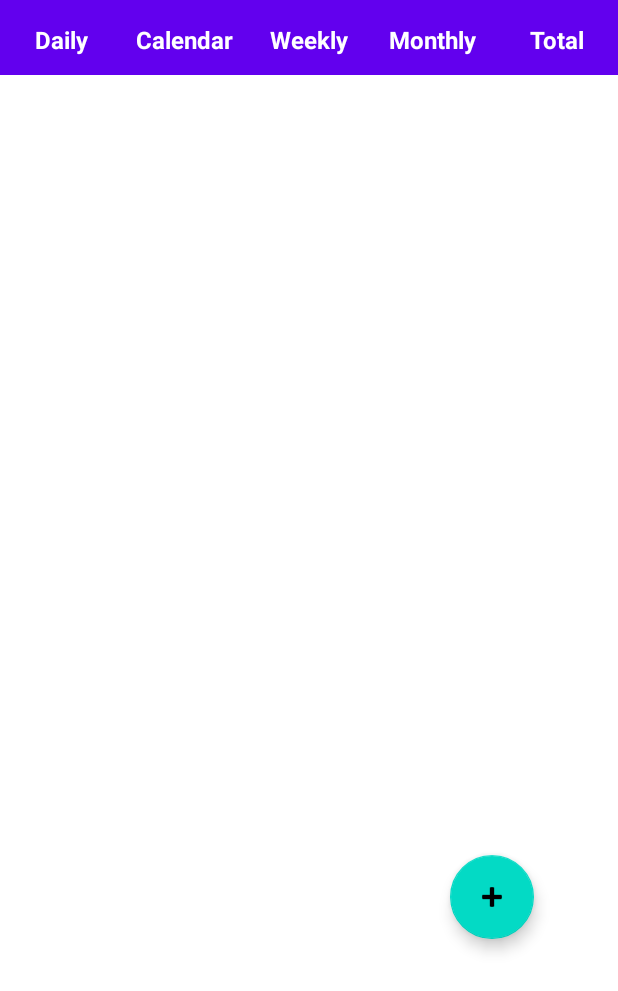
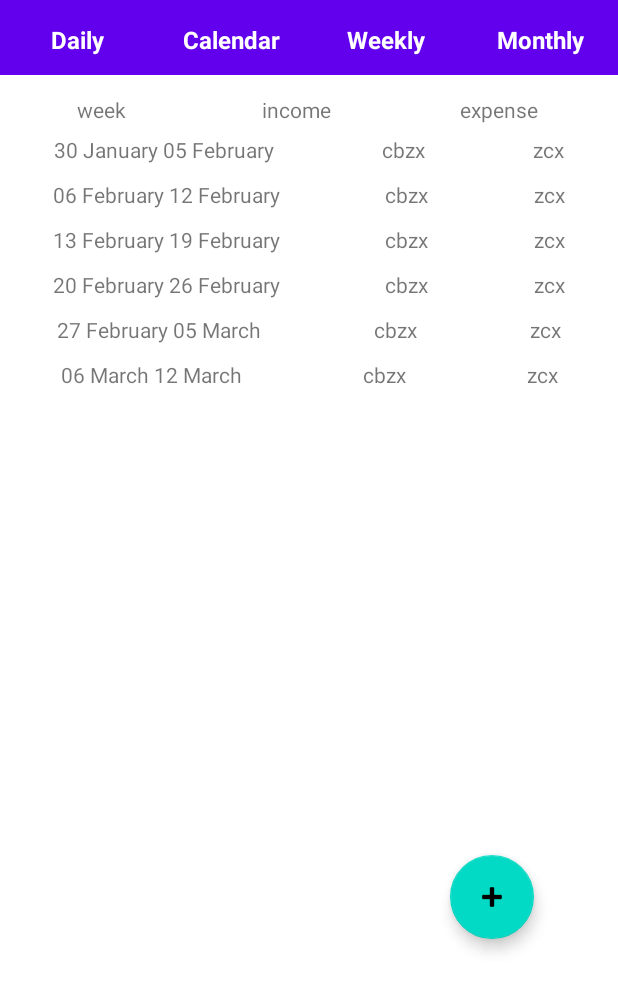
Before and after one commit to Pdahiya5033/Money-Manager, an Android app: the screen it shows after launch (MainActivity), after a tap on "Weekly", on a phone screen of 412 x 824 dp. Shown: the top 991 px of the screen. Run offline under Robolectric (Android 15) with nearby library versions, the phone set to English and light mode, and no system bars; libraries missing offline, so code that uses them is left out: com.google.firebase.crashlytics.

Commit message:
added weeks of months

```diff
--- a/app/src/main/java/com/example/moneymanager/MainActivity.java
+++ b/app/src/main/java/com/example/moneymanager/MainActivity.java
@@ -19,6 +19,8 @@ import android.widget.TextView;
 import com.google.android.material.floatingactionbutton.FloatingActionButton;
 import com.google.android.material.tabs.TabLayout;
 
+import java.time.LocalDate;
+import java.time.Month;
 import java.util.List;
 
 public class MainActivity extends AppCompatActivity {
@@ -27,20 +29,21 @@ public class MainActivity extends AppCompatActivity {
     private FloatingActionButton addBtn;
     private boolean calendarClicked=false;
     private List<DataClass> dataClassList;
-    private TextView dailyText,calendarText,weeklyText,monthlyText,totalText;
+    private LocalDate localDate;
+    private TextView dailyText,calendarText,weeklyText,monthlyText;
     @Override
     protected void onCreate(Bundle savedInstanceState) {
         super.onCreate(savedInstanceState);
         setContentView(R.layout.activity_main);
+        localDate=LocalDate.now();
         dataClassList=WriteToDB.getDB(getApplicationContext()).getDCObjDB();
         getSupportActionBar().hide();
         addBtn=findViewById(R.id.addButton);
-        mViewPager=(ViewPager) findViewById(R.id.homesrc_viewpager);
+        mViewPager=findViewById(R.id.homesrc_viewpager);
         dailyText=findViewById(R.id.daily_text_activity_main);
         weeklyText=findViewById(R.id.weekly_text_activity_main);
         calendarText=findViewById(R.id.calendar_text_activity_main);
         monthlyText=findViewById(R.id.monthly_text_activity_main);
-        totalText=findViewById(R.id.total_text_activity_main);
         if(savedInstanceState==null){
             FragmentManager fm=getSupportFragmentManager();
             mViewPager.setAdapter(new FragmentStatePagerAdapter(fm) {
@@ -120,17 +123,17 @@ public class MainActivity extends AppCompatActivity {
                     }
                 }
                 calendarClicked=false;
-
                 mViewPager.setAdapter(new FragmentStatePagerAdapter(fm) {
                     @Override
                     public int getCount() {
-                        return dataClassList.size();
+                        return 12;
                     }
-
                     @NonNull
                     @Override
                     public Fragment getItem(int position) {
-                        return WeeklyFragment.newInstance(dataClassList.get(position));
+                        Month month=Month.of(position+1);
+                        LocalDate ld=LocalDate.of(localDate.getYear(),month,1);
+                        return WeeklyFragment.newInstance(ld);
                     }
                 });
             }
@@ -144,15 +147,7 @@ public class MainActivity extends AppCompatActivity {
                         .addToBackStack(null).commit();
             }
         });
-        totalText.setOnClickListener(new View.OnClickListener() {
-            @Override
-            public void onClick(View view) {
-                FragmentManager fm=getSupportFragmentManager();
-                Fragment fragment=TotalFragment.newInstance();
-                fm.beginTransaction().replace(R.id.fragment_container,fragment,"daily").setReorderingAllowed(true)
-                        .addToBackStack(null).commit();
-            }
-        });
+
         Log.d(TAG,"inside onCreate Main activity");
         addBtn.setOnClickListener(new View.OnClickListener() {
             @Override
--- a/app/src/main/java/com/example/moneymanager/WeeklyFragment.java
+++ b/app/src/main/java/com/example/moneymanager/WeeklyFragment.java
@@ -1,6 +1,7 @@
 package com.example.moneymanager;
 
 import android.os.Bundle;
+import android.util.Log;
 import android.view.LayoutInflater;
 import android.view.View;
 import android.view.ViewGroup;
@@ -9,16 +10,26 @@ import androidx.fragment.app.Fragment;
 import androidx.recyclerview.widget.LinearLayoutManager;
 import androidx.recyclerview.widget.RecyclerView;
 
+import java.time.DayOfWeek;
+import java.time.LocalDate;
+import java.time.Month;
+import java.time.YearMonth;
+import java.time.format.DateTimeFormatter;
 import java.util.ArrayList;
+import java.util.Calendar;
+import java.util.Date;
 import java.util.List;
 
 public class WeeklyFragment extends Fragment {
+    private static final String TAG="WeeklyFragment";
     private RecyclerView mRecyclerView;
     private WeeklyMonthlyAdapter weeklyMonthlyAdapter;
     private List<DataClass> listObj=new ArrayList<>();
+    private List<String> weeksInMonth=new ArrayList<>();
+    private static LocalDate selectedDate;
     private static DataClass dataClass;
-    public static WeeklyFragment newInstance(DataClass dc){
-        dataClass=dc;
+    public static WeeklyFragment newInstance(LocalDate localDate){
+        selectedDate=localDate;
         return new WeeklyFragment();
     }
     @Override
@@ -29,10 +40,83 @@ public class WeeklyFragment extends Fragment {
     public View onCreateView(LayoutInflater inflater, ViewGroup viewGroup,Bundle savedInstanceState){
         View view=inflater.inflate(R.layout.weekly_tab,viewGroup,false);
         listObj.add(dataClass);
+        weeksInMonth=getWeeksList(selectedDate);
         mRecyclerView=view.findViewById(R.id.weekly_tab_recView);
         mRecyclerView.setLayoutManager(new LinearLayoutManager(getContext()));
-        weeklyMonthlyAdapter=new WeeklyMonthlyAdapter(getContext(),listObj);
+        weeklyMonthlyAdapter=new WeeklyMonthlyAdapter(getContext(),listObj,weeksInMonth);
         mRecyclerView.setAdapter(weeklyMonthlyAdapter);
         return view;
     }
+    public List<String> getWeeksList(LocalDate localDate){
+        Calendar calendar=Calendar.getInstance();
+        calendar.set(Calendar.YEAR,localDate.getYear());
+        calendar.set(Calendar.DAY_OF_MONTH,1);
+        calendar.set(Calendar.MONTH,localDate.getMonth().getValue());
+        int numOfWeeks=calendar.getActualMaximum(Calendar.WEEK_OF_MONTH)+1;
+        Log.d(TAG,"..//"+numOfWeeks);
+        List<String> weeksList=new ArrayList<>();
+        for(int i=0;i<numOfWeeks;i++){
+            weeksList.add(daysInWeekArray(localDate.plusWeeks(i)));
+        }
+        for(int i=0;i<weeksList.size();i++)
+            Log.d(TAG,"////"+weeksList.get(i));
+        return weeksList;
+    }
+    public static String formattedDate(LocalDate date)
+    {
+        DateTimeFormatter formatter = DateTimeFormatter.ofPattern("dd MMMM");
+        return date.format(formatter);
+    }
+    public static String monthYearFromDate(LocalDate date)
+    {
+        DateTimeFormatter formatter = DateTimeFormatter.ofPattern("MMMM yyyy");
+        return date.format(formatter);
+    }
+//    public static ArrayList<LocalDate> daysInMonthArray(LocalDate date) {
+//        ArrayList<LocalDate> daysInMonthArray = new ArrayList<>();
+//        YearMonth yearMonth = YearMonth.from(date);
+//
+//        int daysInMonth = yearMonth.lengthOfMonth();
+//
+//        LocalDate firstOfMonth = selectedDate.withDayOfMonth(1);
+//        int dayOfWeek = firstOfMonth.getDayOfWeek().getValue();
+//
+//        for(int i = 1; i <= 42; i++)
+//        {
+//            if(i <= dayOfWeek || i > daysInMonth + dayOfWeek)
+//                daysInMonthArray.add(null);
+//            else
+//                daysInMonthArray.add(LocalDate.of(selectedDate.getYear(),selectedDate.getMonth(),i - dayOfWeek));
+//        }
+//        return  daysInMonthArray;
+//    }
+    public static String daysInWeekArray(LocalDate selectedDate) {
+        ArrayList<LocalDate> days = new ArrayList<>();
+        String str="";
+        LocalDate current = sundayForDate(selectedDate);
+        LocalDate endDate = current.plusWeeks(1);
+        LocalDate start;
+        LocalDate end;
+        while (current.isBefore(endDate)) {
+            days.add(current);
+            current = current.plusDays(1);
+        }
+        start=days.get(0);
+        end=days.get(days.size()-1);
+        str=formattedDate(start)+" "+formattedDate(end);
+        return str;
+    }
+    private static LocalDate sundayForDate(LocalDate current) {
+        LocalDate oneWeekAgo = current.minusWeeks(1);
+
+        while (current.isAfter(oneWeekAgo))
+        {
+            if(current.getDayOfWeek() == DayOfWeek.SUNDAY)
+                return current;
+
+            current = current.minusDays(1);
+        }
+
+        return null;
+    }
 }
--- a/app/src/main/java/com/example/moneymanager/WeeklyMonthlyAdapter.java
+++ b/app/src/main/java/com/example/moneymanager/WeeklyMonthlyAdapter.java
@@ -1,6 +1,7 @@
 package com.example.moneymanager;
 
 import android.content.Context;
+import android.util.Log;
 import android.view.LayoutInflater;
 import android.view.View;
 import android.view.ViewGroup;
@@ -9,15 +10,19 @@ import android.widget.TextView;
 import androidx.annotation.NonNull;
 import androidx.recyclerview.widget.RecyclerView;
 
+import java.time.LocalDate;
 import java.util.List;
 
 public class WeeklyMonthlyAdapter extends RecyclerView.Adapter<RecyclerView.ViewHolder> {
     private static final String TAG="WeeklyMonthlyAdapter";
     private Context context;
+    private List<String> weeksInMonth;
     private List<DataClass> list;
-    public WeeklyMonthlyAdapter(Context context, List<DataClass> list){
+    public WeeklyMonthlyAdapter(Context context, List<DataClass> list, List<String> weeksInMonth){
         this.context=context;
         this.list=list;
+        this.weeksInMonth=weeksInMonth;
+        Log.d(TAG,"///"+weeksInMonth.size());
     }
     @NonNull
     @Override
@@ -29,21 +34,25 @@ public class WeeklyMonthlyAdapter extends RecyclerView.Adapter<RecyclerView.View
 
     @Override
     public void onBindViewHolder(@NonNull RecyclerView.ViewHolder holder, int position) {
-        DataClass dataClass=list.get(position);
+        //DataClass dataClass=list.get(position);
+        String weekString=weeksInMonth.get(position);
         WeeklyMonthlyViewHolder weeklyMonthlyViewHolder=(WeeklyMonthlyViewHolder) holder;
+        weeklyMonthlyViewHolder.weekDays.setText(weekString);
+        weeklyMonthlyViewHolder.weeklyIncome.setText("cbzx");
+        weeklyMonthlyViewHolder.weeklyExpense.setText("zcx");
     }
 
     @Override
     public int getItemCount() {
-        return list.size();
+        return weeksInMonth.size();
     }
     public static class WeeklyMonthlyViewHolder extends RecyclerView.ViewHolder{
         TextView weekDays,weeklyIncome,weeklyExpense;
         public WeeklyMonthlyViewHolder(@NonNull View itemView) {
             super(itemView);
-            weeklyExpense=itemView.findViewById(R.id.weekly_tab_expense);
-            weeklyIncome=itemView.findViewById(R.id.weekly_tab_income);
-            weekDays=itemView.findViewById(R.id.weekly_tab_days);
+            weeklyExpense=itemView.findViewById(R.id.expense_in_weekly);
+            weeklyIncome=itemView.findViewById(R.id.income_in_weekly);
+            weekDays=itemView.findViewById(R.id.weeks_in_weekly);
         }
     }
 }
--- a/app/src/main/java/com/example/moneymanager/WriteToDB.java
+++ b/app/src/main/java/com/example/moneymanager/WriteToDB.java
@@ -41,7 +41,6 @@ public class WriteToDB {
         contentValues.put(DBSchema.DataTable.DataColumns.DATE,dc.getDate());
         String str="";
         str=String.join(",",dc.retcatList());
-
         Log.d(TAG,">>........0"+str);
         contentValues.put(DBSchema.DataTable.DataColumns.CATEGORY,str);
         list =dc.retCatExpList();
--- a/app/src/main/res/layout/activity_main.xml
+++ b/app/src/main/res/layout/activity_main.xml
@@ -54,16 +54,16 @@
             android:layout_weight="1"
             android:layout_height="wrap_content"
             android:text="Monthly"/>
-        <TextView
-            android:id="@+id/total_text_activity_main"
-            android:textColor="@color/white"
-            android:textSize="16sp"
-            android:textAlignment="center"
-            android:textStyle="bold"
-            android:layout_width="0dp"
-            android:layout_weight="1"
-            android:layout_height="wrap_content"
-            android:text="Total"/>
+<!--        <TextView-->
+<!--            android:id="@+id/total_text_activity_main"-->
+<!--            android:textColor="@color/white"-->
+<!--            android:textSize="16sp"-->
+<!--            android:textAlignment="center"-->
+<!--            android:textStyle="bold"-->
+<!--            android:layout_width="0dp"-->
+<!--            android:layout_weight="1"-->
+<!--            android:layout_height="wrap_content"-->
+<!--            android:text="Total"/>-->
     </LinearLayout>
 <!--    <com.google.android.material.tabs.TabLayout-->
 <!--        android:id="@+id/tab_layout_home_src"-->
--- a/app/src/main/res/layout/weekly_monthly_tab_contents.xml
+++ b/app/src/main/res/layout/weekly_monthly_tab_contents.xml
@@ -1,32 +1,32 @@
 <?xml version="1.0" encoding="utf-8"?>
 <RelativeLayout xmlns:android="http://schemas.android.com/apk/res/android"
     android:layout_width="match_parent"
-    android:layout_height="match_parent">
+    android:layout_height="wrap_content">
+
     <LinearLayout
         android:layout_width="match_parent"
         android:layout_height="wrap_content"
         android:orientation="horizontal">
-<!--        only below text view is to be changed-->
         <TextView
-            android:layout_width="130dp"
-            android:layout_height="50dp"
-            android:text="week"
-            android:paddingTop="13dp"
-            android:paddingLeft="5dp"
-            android:id="@+id/weekly_tab_days"/>
+            android:layout_width="wrap_content"
+            android:layout_height="30dp"
+            android:text="weeks"
+            android:textAlignment="center"
+            android:layout_weight="1"
+            android:id="@+id/weeks_in_weekly"/>
         <TextView
-            android:layout_width="130dp"
-            android:layout_height="50dp"
-            android:text="income"
-            android:paddingTop="13dp"
-            android:paddingLeft="5dp"
-            android:id="@+id/weekly_tab_income"/>
+            android:layout_width="wrap_content"
+            android:layout_height="30dp"
+            android:text="weeks"
+            android:textAlignment="center"
+            android:layout_weight="1"
+            android:id="@+id/income_in_weekly"/>
         <TextView
-            android:layout_width="140dp"
-            android:layout_height="50dp"
-            android:text="expense"
-            android:paddingTop="13dp"
-            android:paddingLeft="5dp"
-            android:id="@+id/weekly_tab_expense"/>
+            android:layout_width="wrap_content"
+            android:layout_height="30dp"
+            android:text="weeks"
+            android:textAlignment="center"
+            android:layout_weight="1"
+            android:id="@+id/expense_in_weekly"/>
     </LinearLayout>
 </RelativeLayout>
--- a/app/src/main/res/layout/weekly_tab.xml
+++ b/app/src/main/res/layout/weekly_tab.xml
@@ -3,6 +3,35 @@
     android:layout_width="match_parent"
     android:layout_height="match_parent"
     android:id="@+id/fragment_for_weekly_tab">
+    <LinearLayout
+        android:layout_width="match_parent"
+        android:layout_height="wrap_content"
+        android:orientation="horizontal">
+        <TextView
+            android:layout_width="130dp"
+            android:layout_height="50dp"
+            android:text="week"
+            android:textAlignment="center"
+            android:paddingTop="13dp"
+            android:paddingLeft="5dp"
+            android:id="@+id/weekly_tab_days"/>
+        <TextView
+            android:layout_width="130dp"
+            android:layout_height="50dp"
+            android:text="income"
+            android:textAlignment="center"
+            android:paddingTop="13dp"
+            android:paddingLeft="5dp"
+            android:id="@+id/weekly_tab_income"/>
+        <TextView
+            android:layout_width="140dp"
+            android:layout_height="50dp"
+            android:text="expense"
+            android:textAlignment="center"
+            android:paddingTop="13dp"
+            android:paddingLeft="5dp"
+            android:id="@+id/weekly_tab_expense"/>
+    </LinearLayout>
     <androidx.recyclerview.widget.RecyclerView
         android:layout_width="match_parent"
         android:layout_height="match_parent"
```
